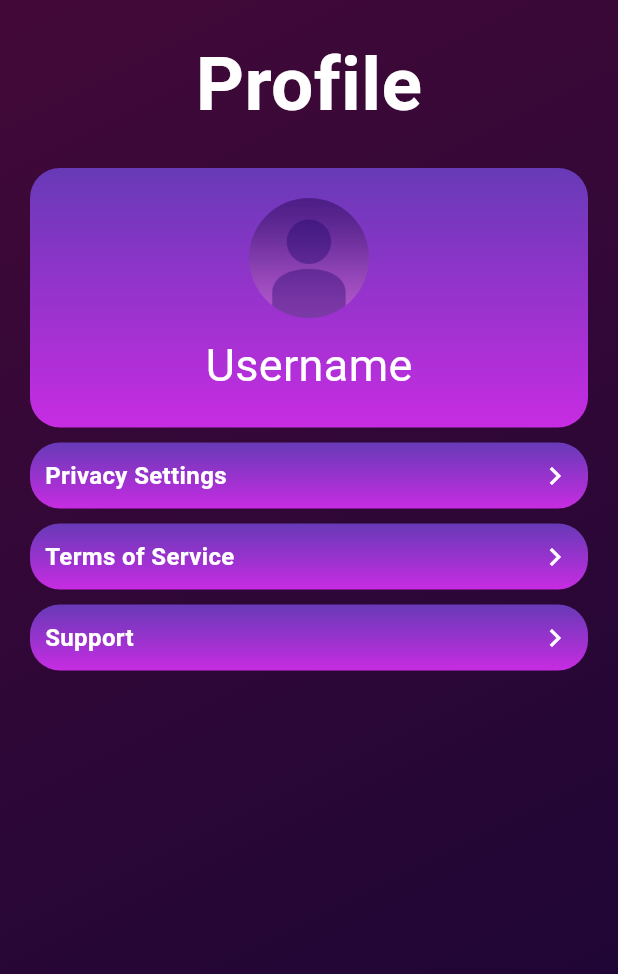
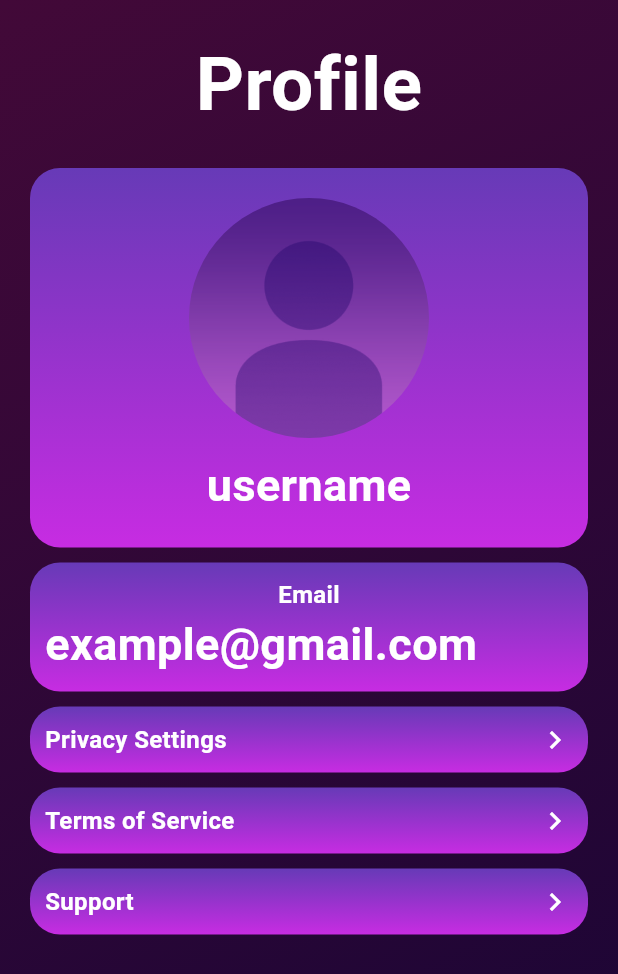
Before and after one commit to AdriaPm/WeatherTune_App, a Flutter app: the ProfilePage screen opened by its route, on a phone screen of 412 x 824 dp. Shown: the top 974 px of the screen. Run offline on Flutter 3.47's test engine with Material 3 defaults, Android fonts, the phone set to English and light mode, and no system bars; our stand-ins replace bloc, dots_indicator, equatable, firebase_auth, firebase_core, flutter_bloc and 3 more; accounts and stored records are empty; network calls fail.

Commit message:
Created modifiable textbox, created email button, not fully functional yet

```diff
--- /dev/null
+++ b/weather_tune/lib/components/login_page/modifiable_textbox.dart
@@ -0,0 +1,52 @@
+import 'package:flutter/material.dart';
+
+class ModifiableTextbox extends StatefulWidget {
+  ModifiableTextbox(
+      {super.key,
+      required this.defaultText,
+      required this.mainTextStyle,
+      required this.fieldTextStyle,
+      required this.centeredText});
+  String defaultText;
+  final TextStyle mainTextStyle;
+  final TextStyle fieldTextStyle;
+  bool centeredText = false;
+  bool clicked = false;
+  @override
+  State<ModifiableTextbox> createState() => _ModifiableTextboxState();
+}
+
+class _ModifiableTextboxState extends State<ModifiableTextbox> {
+  @override
+  Widget build(BuildContext context) {
+    return Column(
+      mainAxisAlignment: MainAxisAlignment.center,
+      children: [
+        GestureDetector(
+          onTap: () {
+            setState(() {
+              widget.clicked = !widget.clicked;
+            });
+          },
+          child: Text(
+            widget.defaultText,
+            style: const TextStyle(
+                fontSize: 30, color: Colors.white, fontWeight: FontWeight.bold),
+          ),
+        ),
+        if (widget.clicked) const SizedBox(height: 20),
+        if (widget.clicked)
+          TextField(
+            style: const TextStyle(color: Colors.white),
+            textAlign: widget.centeredText ? TextAlign.center : TextAlign.start,
+            onChanged: (newText) {
+              // Update text content when the user types in the TextField
+              setState(() {
+                widget.defaultText = newText;
+              });
+            },
+          ),
+      ],
+    );
+  }
+}
--- a/weather_tune/lib/pages/profile_page.dart
+++ b/weather_tune/lib/pages/profile_page.dart
@@ -2,6 +2,7 @@ import 'package:flutter/material.dart';
 import 'package:weather_tune/components/login_page/dropdown_button.dart';
 import 'package:weather_tune/components/login_page/profile_picture.dart';
 import 'package:weather_tune/components/login_page/menu_container.dart';
+import 'package:weather_tune/components/login_page/modifiable_textbox.dart';
 
 class ProfilePage extends StatelessWidget {
   final double margins = 10;
@@ -37,12 +38,24 @@ class ProfilePage extends StatelessWidget {
                     mainAxisAlignment: MainAxisAlignment.center,
                     children: [
                       SizedBox(height: margins),
-                      ChangeProfilePicture(picture: ProfilePicture(size: 80)),
+                      ChangeProfilePicture(picture: ProfilePicture(size: 160)),
                       SizedBox(height: margins),
                       Username(),
                       SizedBox(height: margins),
                     ],
                   )),
+              SizedBox(height: margins),
+              MenuContainer(
+                widgetWidth: MediaQuery.sizeOf(context).width - 40,
+                child: const Column(children: [
+                  Text("Email",
+                      style: TextStyle(
+                          color: Colors.white,
+                          fontSize: 16,
+                          fontWeight: FontWeight.bold)),
+                  Email(),
+                ]),
+              ),
               SizedBox(height: margins),
               DropDownButton(
                 widgetWidth: MediaQuery.sizeOf(context).width - 40,
@@ -88,25 +101,38 @@ class ProfilePage extends StatelessWidget {
   }
 }
 
-class Username extends StatefulWidget {
-  Username({super.key});
-  String? username;
+class Username extends StatelessWidget {
+  const Username({super.key});
 
-  @override
-  State<Username> createState() => _UsernameState();
-}
-
-class _UsernameState extends State<Username> {
   @override
   Widget build(BuildContext context) {
     return Center(
-      child: GestureDetector(
-        onTap: () {
-          Navigator.of(context).pushNamed("/profile");
-        },
-        child: Text(widget.username ?? "Username",
-            style: const TextStyle(fontSize: 30, color: Colors.white)),
+      child: ModifiableTextbox(
+        defaultText: "username",
+        mainTextStyle: const TextStyle(
+            color: Colors.white, fontSize: 30, fontWeight: FontWeight.bold),
+        fieldTextStyle: const TextStyle(color: Colors.white, fontSize: 20),
+        centeredText: true,
       ),
     );
   }
 }
+
+class Email extends StatelessWidget {
+  const Email({super.key});
+
+  @override
+  Widget build(BuildContext context) {
+    return Align(
+      alignment: Alignment.centerLeft,
+      child: ModifiableTextbox(
+        defaultText: "example@gmail.com",
+        mainTextStyle:
+            const TextStyle(color: Color.fromARGB(255, 209, 201, 213)),
+        fieldTextStyle:
+            const TextStyle(color: Color.fromARGB(255, 209, 201, 213)),
+        centeredText: false,
+      ),
+    );
+  }
+}
```
